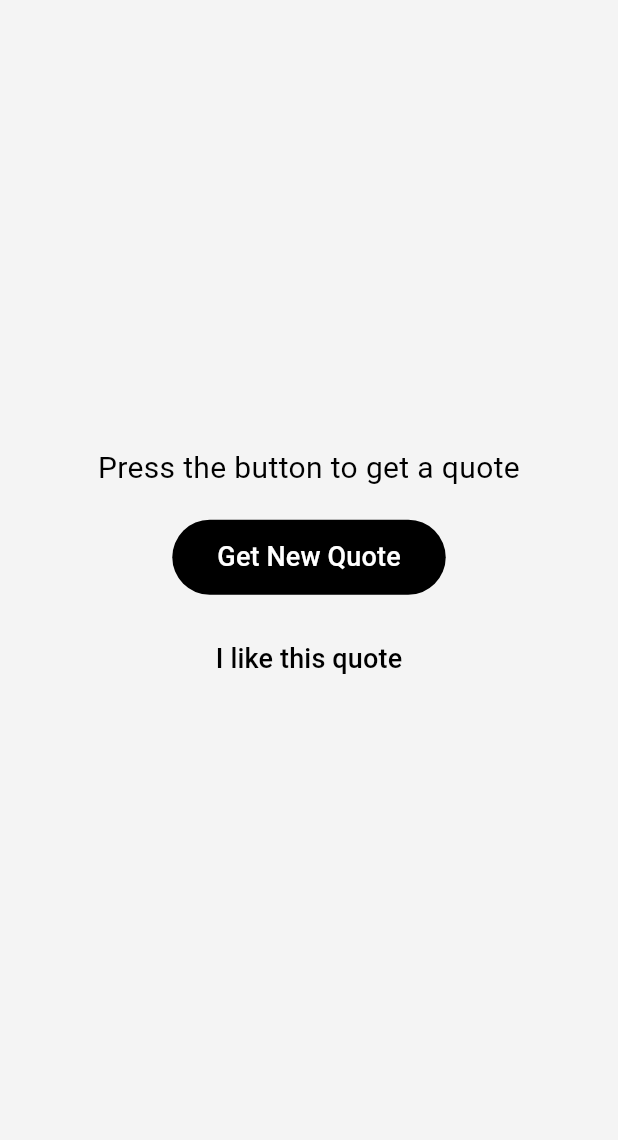
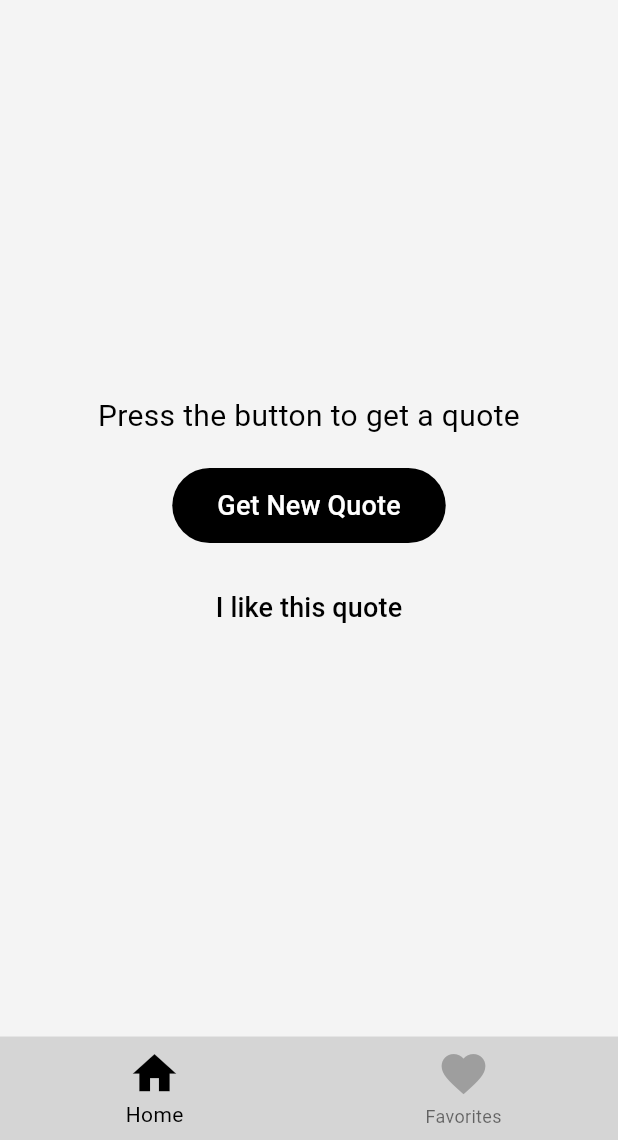
Before and after one commit to mehmetkeskinjs/flutter-superhero-app, a Flutter app: the screen it shows after launch, on a phone screen of 412 x 824 dp, the part 96-1236 px from its top. Run offline on Flutter 3.47's test engine with Material 3 defaults, Android fonts, the phone set to English and light mode, and no system bars.

```diff
--- a/lib/main.dart
+++ b/lib/main.dart
@@ -12,7 +12,7 @@ class MyApp extends StatelessWidget {
   @override
   Widget build(BuildContext context) {
     return MaterialApp(
-      title: 'Superhero App',
+      title: 'One Quote',
       theme: ThemeData(
         colorScheme: ColorScheme.fromSeed(seedColor: Colors.black),
         useMaterial3: true,
--- a/lib/pages/home_page.dart
+++ b/lib/pages/home_page.dart
@@ -3,6 +3,7 @@ import 'dart:math';
 import 'package:flutter/material.dart';
 import 'package:superhero/data/quote_data.dart';
 import 'package:superhero/models/quote.dart';
+import 'package:superhero/pages/favorites_page.dart';
 
 class HomePage extends StatefulWidget {
   const HomePage({super.key});
@@ -14,6 +15,7 @@ class HomePage extends StatefulWidget {
 class _HomePageState extends State<HomePage> {
   int _pickedNumber = 0;
   Quote? currentQuote;
+  int _selectedIndex = 0;
 
   void getRandomQuote() {
     setState(() {
@@ -23,6 +25,12 @@ class _HomePageState extends State<HomePage> {
         (q) => q.id == _pickedNumber,
         orElse: () => Quote(id: 0, text: 'No quote found'),
       );
+    });
+  }
+
+  void _onItemTapped(int index) {
+    setState(() {
+      _selectedIndex = index;
     });
   }
 
@@ -37,7 +45,9 @@ class _HomePageState extends State<HomePage> {
         toolbarHeight: 64,
         titleTextStyle: TextStyle(fontSize: 24),
       ),
-      body: Center(
+      body:
+          _selectedIndex == 0
+              ? Center(
                 child: Column(
                   mainAxisAlignment: MainAxisAlignment.center,
                   children: [
@@ -53,25 +63,54 @@ class _HomePageState extends State<HomePage> {
                       style: TextButton.styleFrom(
                         backgroundColor: Colors.black,
                         foregroundColor: Colors.white,
-                padding: EdgeInsets.symmetric(vertical: 12, horizontal: 30),
+                        padding: EdgeInsets.symmetric(
+                          vertical: 12,
+                          horizontal: 30,
+                        ),
                       ),
                       onPressed: () {
                         getRandomQuote();
                       },
-              child: Text('Get New Quote', style: TextStyle(fontSize: 18)),
+                      child: Text(
+                        'Get New Quote',
+                        style: TextStyle(fontSize: 18),
+                      ),
                     ),
                     TextButton(
                       style: TextButton.styleFrom(
                         foregroundColor: Colors.black,
-                padding: EdgeInsets.symmetric(vertical: 30, horizontal: 30),
+                        padding: EdgeInsets.symmetric(
+                          vertical: 30,
+                          horizontal: 30,
+                        ),
                       ),
                       onPressed: () {
                         print('quote added to your favorites');
                       },
-              child: Text('I like this quote', style: TextStyle(fontSize: 18)),
+                      child: Text(
+                        'I like this quote',
+                        style: TextStyle(fontSize: 18),
+                      ),
                     ),
                   ],
                 ),
+              )
+              : FavoritesPage(),
+      bottomNavigationBar: BottomNavigationBar(
+        backgroundColor: Color.fromARGB(32, 0, 0, 0),
+        elevation: 0,
+        currentIndex: _selectedIndex,
+        onTap: _onItemTapped,
+        items: const <BottomNavigationBarItem>[
+          BottomNavigationBarItem(icon: Icon(Icons.home), label: 'Home'),
+          BottomNavigationBarItem(
+            icon: Icon(Icons.favorite),
+            label: 'Favorites',
+          ),
+        ],
+        iconSize: 35,
+        selectedItemColor: Colors.black,
+        unselectedIconTheme: IconThemeData(color: Colors.grey),
       ),
     );
   }
```
Also changed, not shown: lib/pages/favorites_page.dart (added, +18 -0 lines), lib/pages/subcategories_page.dart (added, +66 -0 lines). Lines whose indentation alone changed are shown as unchanged.
